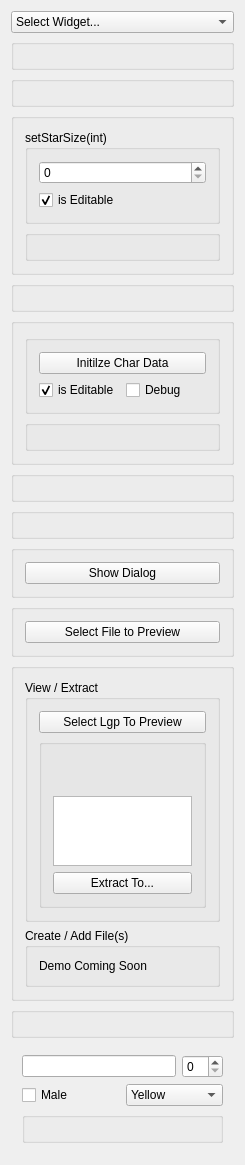
The window that FF7tk/mainwindow.ui (sithlord48/ff7tk) describes before a commit, drawn with Qt 5.
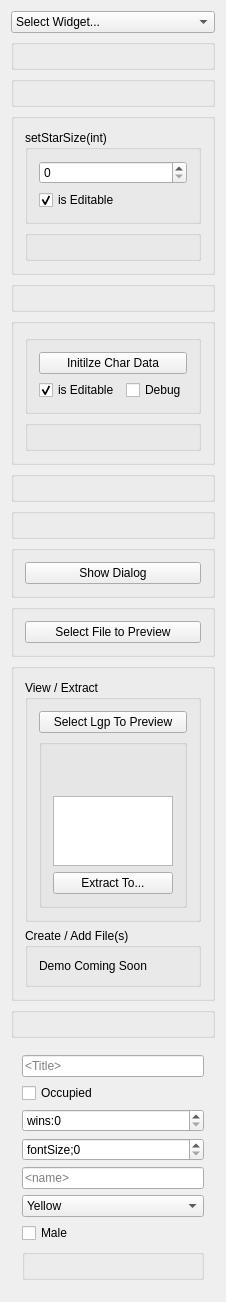
The same window after the commit.

What changed in the file:
```diff
--- a/FF7tk/mainwindow.ui
+++ b/FF7tk/mainwindow.ui
@@ -6,8 +6,8 @@
    <rect>
     <x>0</x>
     <y>0</y>
-    <width>245</width>
-    <height>27</height>
+    <width>38</width>
+    <height>17</height>
    </rect>
   </property>
   <property name="sizePolicy">
@@ -342,24 +342,48 @@
     <item>
      <widget class="QFrame" name="chocoLabelBox">
       <layout class="QVBoxLayout" name="verticalLayout_12">
+       <item>
+        <layout class="QHBoxLayout" name="horizontalLayout_4">
+         <item>
+          <widget class="QLineEdit" name="lineEdit_2">
+           <property name="placeholderText">
+            <string>&lt;Title&gt;</string>
+           </property>
+          </widget>
+         </item>
+        </layout>
+       </item>
+       <item>
+        <widget class="QCheckBox" name="checkBox_3">
+         <property name="text">
+          <string>Occupied</string>
+         </property>
+        </widget>
+       </item>
+       <item>
+        <widget class="QSpinBox" name="spinBox">
+         <property name="prefix">
+          <string>wins:</string>
+         </property>
+        </widget>
+       </item>
+       <item>
+        <widget class="QSpinBox" name="spinBox_2">
+         <property name="prefix">
+          <string>fontSize;</string>
+         </property>
+        </widget>
+       </item>
        <item>
         <layout class="QHBoxLayout" name="horizontalLayout_2">
          <item>
-          <widget class="QLineEdit" name="lineEdit"/>
-         </item>
-         <item>
-          <widget class="QSpinBox" name="spinBox"/>
-         </item>
-        </layout>
-       </item>
-       <item>
-        <layout class="QHBoxLayout" name="horizontalLayout_3">
-         <item>
-          <widget class="QCheckBox" name="checkBox_2">
-           <property name="text">
-            <string>Male</string>
+          <widget class="QLineEdit" name="lineEdit">
+           <property name="placeholderText">
+            <string>&lt;name&gt;</string>
            </property>
           </widget>
+         </item>
+        </layout>
          </item>
          <item>
           <widget class="QComboBox" name="comboBox">
@@ -388,6 +412,15 @@
              <string>Gold</string>
             </property>
            </item>
+        </widget>
+       </item>
+       <item>
+        <layout class="QHBoxLayout" name="horizontalLayout_3">
+         <item>
+          <widget class="QCheckBox" name="checkBox_2">
+           <property name="text">
+            <string>Male</string>
+           </property>
           </widget>
          </item>
         </layout>
```
Lines whose indentation alone changed are shown as unchanged.
